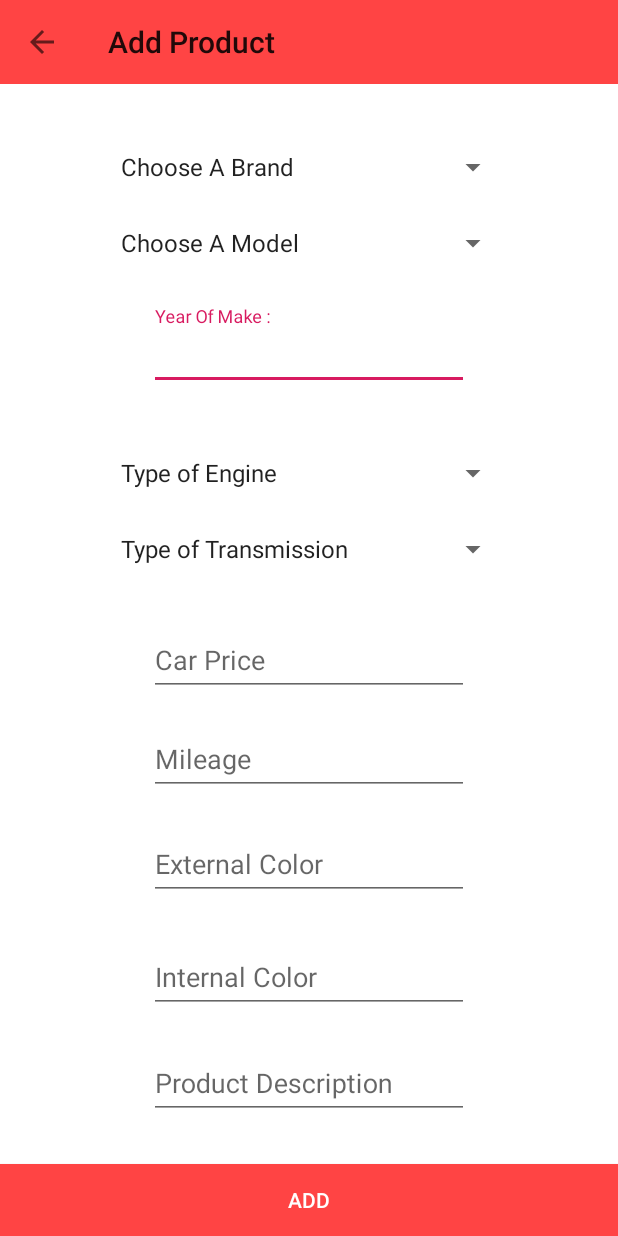
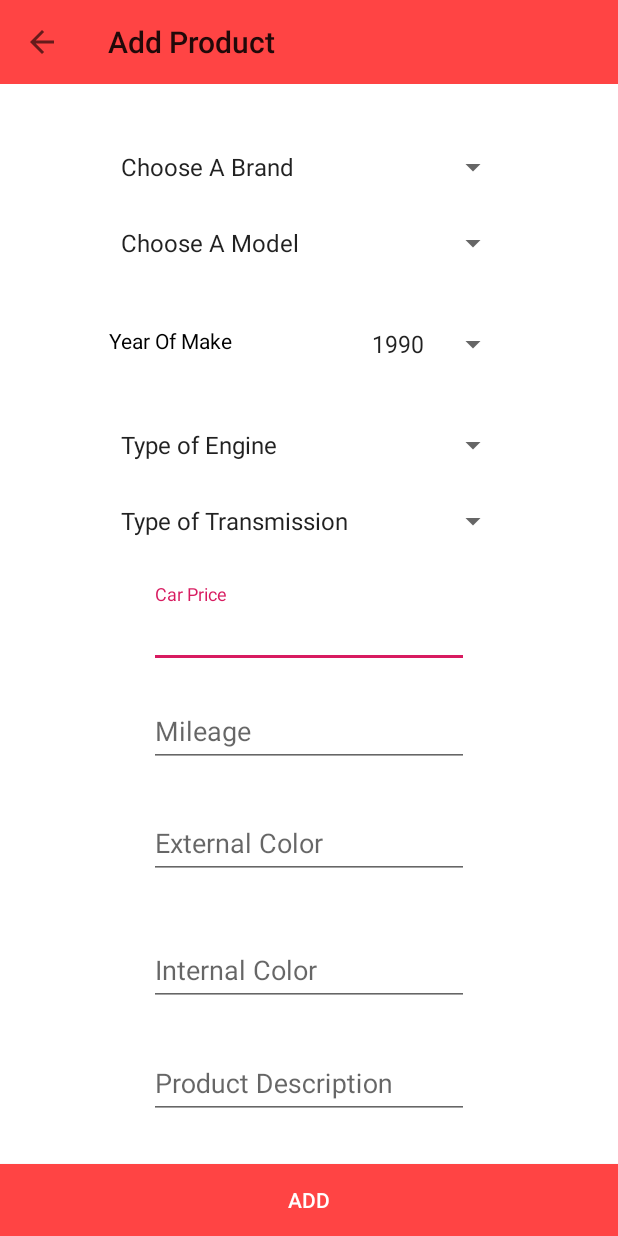
Before and after one commit to ahmadabdall13/OSRS, an Android app: the AddProductActivity screen opened directly, with no data from a screen before it, on a phone screen of 412 x 824 dp. Run offline under Robolectric (Android 15) with nearby library versions, the phone set to English and light mode, and no system bars.

Commit message:
set year spinner

```diff
--- a/app/build.gradle
+++ b/app/build.gradle
@@ -32,5 +32,9 @@ dependencies {
     implementation 'de.hdodenhof:circleimageview:3.0.0'
     testImplementation 'junit:junit:4.12'
     androidTestImplementation 'com.android.support.test:runner:1.0.2'
+    implementation 'com.mikhaellopez:lazydatepicker:1.0.0'
     androidTestImplementation 'com.android.support.test.espresso:espresso-core:3.0.2'
+    implementation 'com.yanzhenjie:years:1.0.0'
+    compile 'com.whiteelephant:monthandyearpicker:1.3.0'
+
 }
--- a/app/src/main/java/com/example/osrs/activities/AddProductActivity.kt
+++ b/app/src/main/java/com/example/osrs/activities/AddProductActivity.kt
@@ -13,7 +13,9 @@ import android.text.InputType
 import android.widget.DatePicker
 import com.example.osrs.R
 import kotlinx.android.synthetic.main.activity_add_product.*
-
+import android.widget.Toast
+import android.view.View
+import android.widget.*
 
 
 
@@ -23,11 +25,14 @@ import kotlinx.android.synthetic.main.activity_add_product.*
 
 class AddProductActivity : AppCompatActivity() {
     var picker: DatePickerDialog? = null
+    var years = Array<Any>(30,{ i -> 1990+i } )
 
     @RequiresApi(Build.VERSION_CODES.N)
     override fun onCreate(savedInstanceState: Bundle?) {
         super.onCreate(savedInstanceState)
         setContentView(R.layout.activity_add_product)
+
+//        fillYears()
 
         var mToolbar: Toolbar = findViewById(R.id.too)
         setSupportActionBar(mToolbar)
@@ -47,41 +52,20 @@ class AddProductActivity : AppCompatActivity() {
         } // end addProductBtn.setOnClickListener
 
 
-// all the comments trying to show datepickerdialog when clicking on the editText
+        val array_adapter = ArrayAdapter(this, android.R.layout.simple_spinner_item, years)
+        array_adapter.setDropDownViewResource(android.R.layout.simple_spinner_dropdown_item)
 
-//        yearOfMake.inputType = InputType.TYPE_NULL
-//        yearOfMake.setOnClickListener {
-//
-//            var cldr: Calendar = Calendar.getInstance()
-//            val day = cldr.get(Calendar.DAY_OF_MONTH)
-//            val month = cldr.get(Calendar.MONTH)
-//            val year = cldr.get(Calendar.YEAR)
-//
-//            picker!!.setOnDateSetListener(DatePickerDialog.OnDateSetListener(
-//             fun (view: DatePicker, year:Int, monthOfYear:Int, dayOfMonth:Int ) {
-//                  }))
+        spinner_yearOfMakeEt!!.setAdapter(array_adapter)
+
+    } // end onCreate
 
 
-//        yearOfMake.setOnClickListener {
-//            var cal = Calendar.getInstance()
-//
-//            val dateSetListener = DatePickerDialog.OnDateSetListener { view, year, monthOfYear, dayOfMonth ->
-//                cal.set(Calendar.YEAR, year)
-//                cal.set(Calendar.MONTH, monthOfYear)
-//                cal.set(Calendar.DAY_OF_MONTH, dayOfMonth)
-//
-//                val myFormat = "dd.MM.yyyy" // mention the format you need
-//                val sdf = SimpleDateFormat(myFormat,myFormat)
-//                yearOfMake.text = sdf.format(cal.time)
-//
-//            DatePickerDialog(this, dateSe,
-//                cal.get(Calendar.YEAR),
-//                cal.get(Calendar.MONTH),
-//                cal.get(Calendar.DAY_OF_MONTH)).show()
-//
-//            }
-// } // end yearOfMake.setOnClickListener
-    } // end onCreate
+
+    fun fillYears() {
+        for (i in 1980..2019) {
+            years.fill(i)
+        }
+    }
 
     override fun onSupportNavigateUp(): Boolean {
         onBackPressed()
--- a/app/src/main/java/com/example/osrs/activities/ContactUsActivity.kt
+++ b/app/src/main/java/com/example/osrs/activities/ContactUsActivity.kt
@@ -21,6 +21,8 @@ class ContactUsActivity : AppCompatActivity() {
         actionbar.setDisplayHomeAsUpEnabled(true)
         actionbar.setDisplayHomeAsUpEnabled(true)
 
+
+
     } // end onCreate
 
     override fun onSupportNavigateUp(): Boolean {
--- a/app/src/main/res/layout/activity_add_product.xml
+++ b/app/src/main/res/layout/activity_add_product.xml
@@ -65,15 +65,38 @@
             android:layout_gravity="center_horizontal"
             android:layout_marginTop="30dp"
     >
-    <EditText
-            android:id="@+id/yearOfMakeEt"
-            android:layout_width="wrap_content"
-            android:layout_height="wrap_content"
-            android:ems="10"
-            android:hint="@string/year_of_make"
-            android:autofillHints="no"
-            tools:ignore="UnusedAttribute"
-            android:inputType="date"/>
+
+
+        <RelativeLayout android:layout_width="400px" android:layout_height="wrap_content">
+
+            <TextView android:layout_width="wrap_content" android:layout_height="wrap_content"
+                android:text="Year Of Make" android:layout_marginTop="20px"
+                      android:id="@+id/txt_year_of_make"
+                      android:layout_alignParentLeft="true"
+                      android:textColor="@android:color/black"
+                      android:layout_alignParentStart="true"
+
+            />
+
+        <Spinner
+                android:id="@+id/spinner_yearOfMakeEt"
+                android:layout_width="wrap_content"
+                android:layout_height="wrap_content"
+                android:layout_marginTop="20px"
+                android:layout_alignParentEnd="true"
+        />
+
+        </RelativeLayout>
+
+        <!--<EditText-->
+            <!--android:id="@+id/yearOfMakeEt"-->
+            <!--android:layout_width="wrap_content"-->
+            <!--android:layout_height="wrap_content"-->
+            <!--android:ems="10"-->
+            <!--android:hint="@string/year_of_make"-->
+            <!--android:autofillHints="no"-->
+            <!--tools:ignore="UnusedAttribute"-->
+            <!--android:inputType="date"/>-->
     </android.support.design.widget.TextInputLayout>
     <LinearLayout
                   android:layout_height="wrap_content"
--- a/app/src/main/res/values/strings.xml
+++ b/app/src/main/res/values/strings.xml
@@ -76,6 +76,11 @@
     <string name="confirm_password">Confirm Password</string>
     <string name="user_type">User Type</string>
 
+
+    <string name="ldp_day">D</string>
+    <string name="ldp_month">M</string>
+    <string name="ldp_year">Y</string>
+
     <string-array name="types_of_transmissions">
         <item>Type of Transmission</item>
         <item>Automatic Transmission</item>
```
